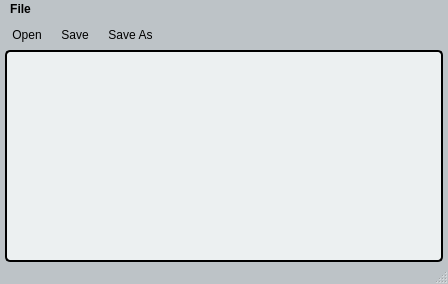
Before: the Qt Designer form src/mainwindow.ui in Redgrxve/Simple-Notepad, drawn with Qt 5.
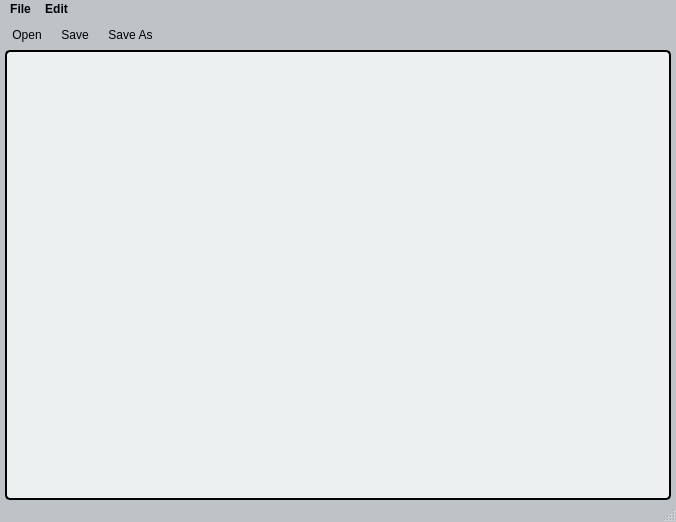
After: the same form once the commit is applied. Icons and pictures are not drawn.

Diff of the .ui file:
```diff
--- a/src/mainwindow.ui
+++ b/src/mainwindow.ui
@@ -6,8 +6,8 @@
    <rect>
     <x>0</x>
     <y>0</y>
-    <width>448</width>
-    <height>284</height>
+    <width>676</width>
+    <height>522</height>
    </rect>
   </property>
   <property name="windowTitle">
@@ -98,7 +98,7 @@
     <rect>
      <x>0</x>
      <y>0</y>
-     <width>448</width>
+     <width>676</width>
      <height>21</height>
     </rect>
    </property>
@@ -113,7 +113,13 @@
     <addaction name="actionSave"/>
     <addaction name="actionSave_As"/>
    </widget>
+   <widget class="QMenu" name="menuEdit">
+    <property name="title">
+     <string>Edit</string>
+    </property>
+   </widget>
    <addaction name="menuFile"/>
+   <addaction name="menuEdit"/>
   </widget>
   <widget class="QStatusBar" name="statusbar"/>
   <widget class="QToolBar" name="toolBar">
```
